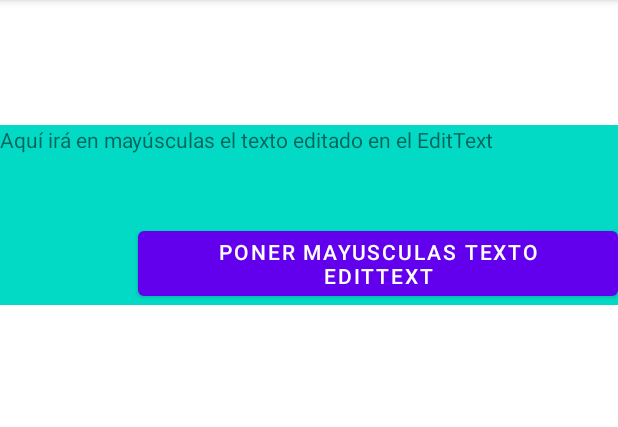
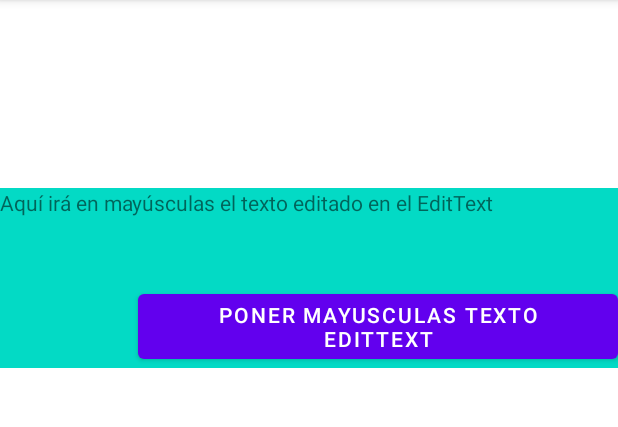
Before and after one commit to mbeascoa/36EjemploFragment, an Android app: the screen it shows after launch (MainActivity), on a phone screen of 412 x 824 dp, the part 84-511 px from its top. Run offline under Robolectric (Android 15) with nearby library versions, the phone set to English and light mode, and no system bars.

Commit message:
MODIFICACION LEVE 2

```diff
--- a/app/src/main/res/layout/activity_main.xml
+++ b/app/src/main/res/layout/activity_main.xml
@@ -11,7 +11,7 @@
         android:name="com.example.a36ejemplofragment.PrimerFragmento"
         android:layout_width="wrap_content"
         android:layout_height="wrap_content"
-        android:layout_marginTop="83dp"
+        android:layout_marginTop="125dp"
         android:layout_marginBottom="629dp"
         app:layout_constraintBottom_toBottomOf="parent"
         app:layout_constraintEnd_toEndOf="parent"
```
